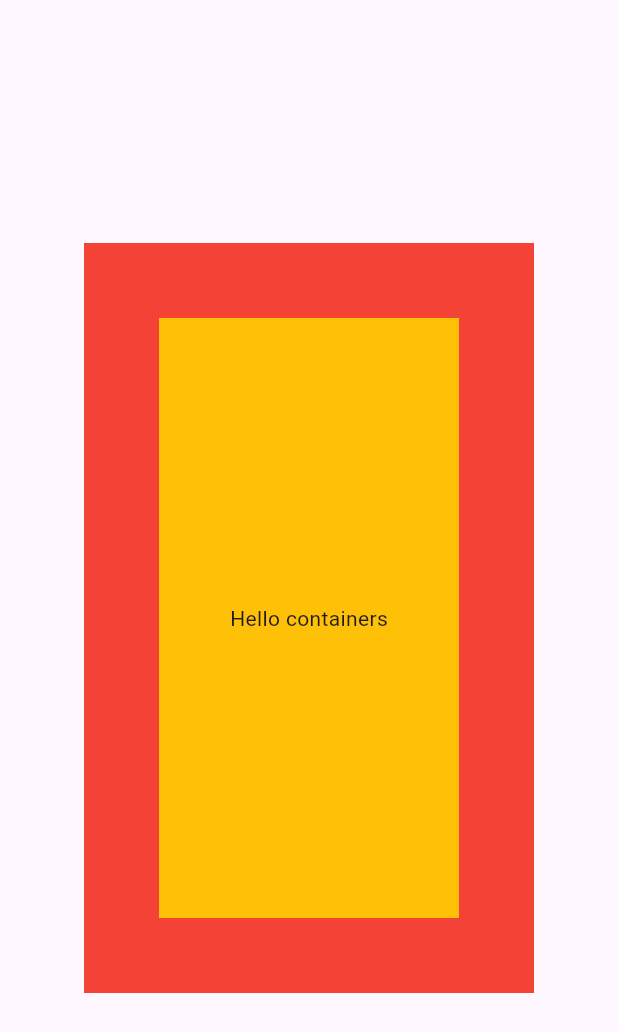
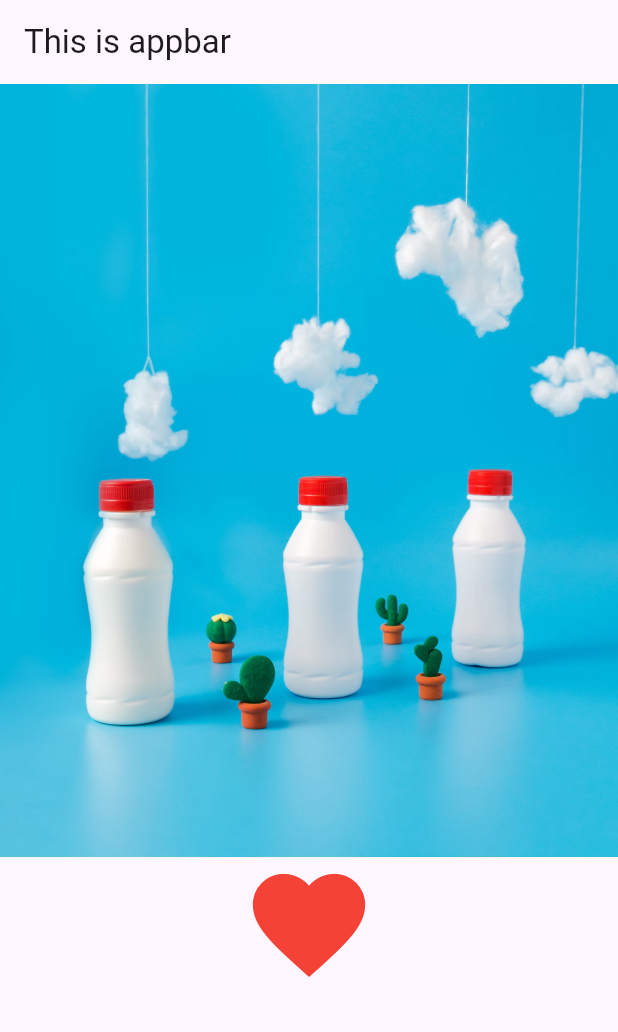
Before and after one commit to milan-1936/flutter_2, a Flutter app: the screen it shows after launch, on a phone screen of 412 x 824 dp. Shown: the top 1032 px of the screen. Run offline on Flutter 3.47's test engine with Material 3 defaults, Android fonts, the phone set to English and light mode, and no system bars.

Commit message:
Image insertion and icons

```diff
--- /dev/null
+++ b/lib/images.dart
@@ -0,0 +1,28 @@
+import 'package:flutter/material.dart';
+
+class Imagess extends StatelessWidget {
+  const Imagess({super.key});
+
+  @override
+  Widget build(BuildContext context) {
+    return Scaffold(
+      appBar:AppBar(
+        title:Text("This is appbar"),
+      ),
+      body:SingleChildScrollView(
+        child: Column(
+          children: [
+
+            Image.asset(
+              "assets/images/image.png",
+
+              ),
+              Icon(
+                Icons.favorite,
+                color:Colors.red,
+                size:90
+              ),
+          ],),
+      ));
+  }
+}
--- a/lib/main.dart
+++ b/lib/main.dart
@@ -1,6 +1,9 @@
 import 'package:flutter/material.dart';
+import 'package:flutter_2/assignment.dart';
 import 'package:flutter_2/container_container.dart';
+import 'package:flutter_2/day2.dart';
 import 'package:flutter_2/homepage.dart';
+import 'package:flutter_2/images.dart';
 
 void main() {
   runApp(const MyApp());
@@ -18,7 +21,7 @@ class MyApp extends StatelessWidget {
         colorScheme: ColorScheme.fromSeed(seedColor: Colors.deepPurple),
       ),
       debugShowCheckedModeBanner: false,
-      home: MyWidget(),
+      home: Imagess(),
     );
   }
 }
--- a/pubspec.yaml
+++ b/pubspec.yaml
@@ -58,9 +58,8 @@ flutter:
   uses-material-design: true
 
   # To add assets to your application, add an assets section, like this:
-  # assets:
-  #   - images/a_dot_burr.jpeg
-  #   - images/a_dot_ham.jpeg
+  assets:
+    - assets/images/
 
   # An image asset can refer to one or more resolution-specific "variants", see
   # https://flutter.dev/to/resolution-aware-images
```
Also changed, not shown: lib/assignment.dart (added, +55 -0 lines), lib/day2.dart (added, +48 -0 lines), lib/homepage.dart (+19 -20 lines), assets/images/image.png (added), assets/images/logo.jpg (added).
